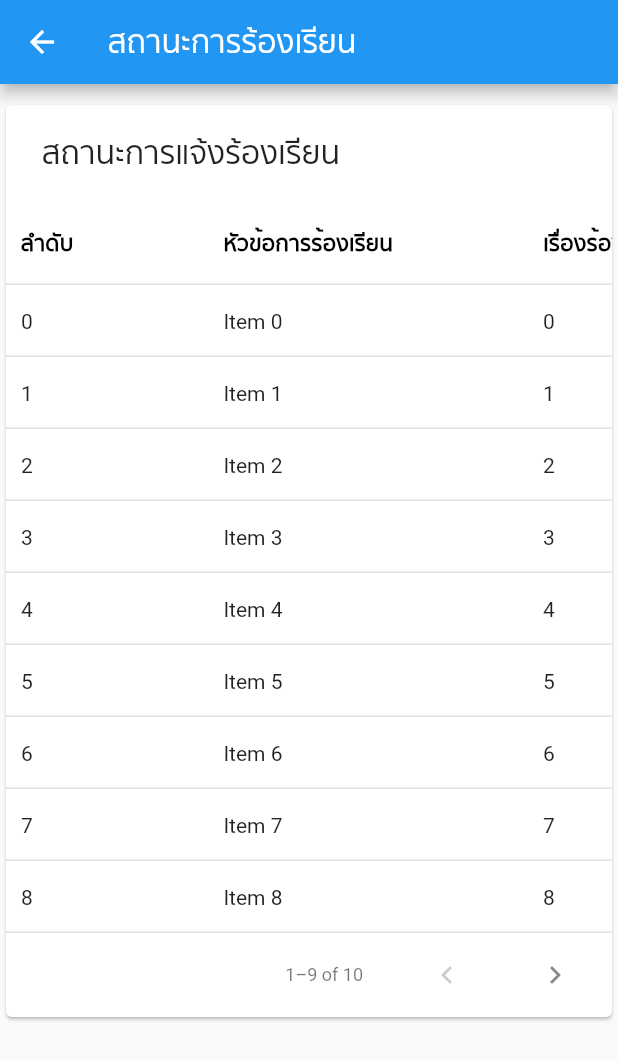
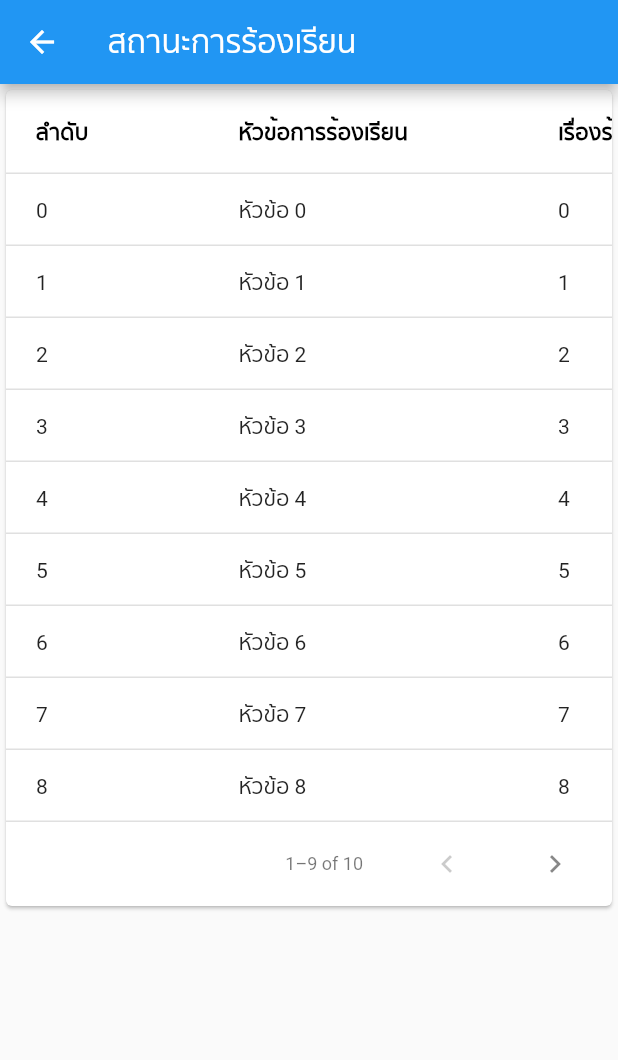
Before and after one commit to ittiwatwhangdee/Anamai, a Flutter app: the HomeScreen screen opened directly, on a phone screen of 412 x 824 dp. Shown: the top 1060 px of the screen. Run offline on Flutter 3.47's test engine with Material 2 defaults, Android fonts, the phone set to English and light mode, and no system bars; our stand-ins replace dropdown_search, font_awesome_flutter.

Commit message:
Update complaint_table.dart

```diff
--- a/anamai/lib/complaint_table.dart
+++ b/anamai/lib/complaint_table.dart
@@ -1,18 +1,5 @@
 import 'package:flutter/material.dart';
 import 'dart:math';
-
-void main() {
-  runApp(const MyApp());
-}
-
-class MyApp extends StatelessWidget {
-  const MyApp({Key? key}) : super(key: key);
-
-  @override
-  Widget build(BuildContext context) {
-    return Scaffold();
-  }
-}
 
 class HomeScreen extends StatefulWidget {
   const HomeScreen({Key? key}) : super(key: key);
@@ -32,12 +19,9 @@ class _HomeScreenState extends State<HomeScreen> {
       ),
       body: Column(
         children: [
-          const SizedBox(
-            height: 10,
-          ),
           PaginatedDataTable(
             source: _data,
-            header: const Text('สถานะการแจ้งร้องเรียน'),
+            // header: const Text('สถานะการแจ้งร้องเรียน'),
             columns: const [
               DataColumn(
                   label: Text('ลำดับ',
@@ -59,7 +43,7 @@ class _HomeScreenState extends State<HomeScreen> {
                       style: TextStyle(fontWeight: FontWeight.bold))),
             ],
             columnSpacing: 100,
-            horizontalMargin: 10,
+            horizontalMargin: 20,
             rowsPerPage: 9,
             showCheckboxColumn: false,
           ),
@@ -75,10 +59,10 @@ class MyData extends DataTableSource {
       10,
       (index) => {
             "id": index,
-            "title": "Item $index",
-            "price": index,
-            "name": index,
-            "date": index,
+            "topic": "หัวข้อ $index",
+            "title": index,
+            "date": "วันที่ 8 กุมภาพันธ์ 2565",
+            "status": "ขอเอกสารเพิ่มเติม",
             "attach": index,
           });
 
@@ -92,10 +76,14 @@ class MyData extends DataTableSource {
   DataRow getRow(int index) {
     return DataRow(cells: [
       DataCell(Text(_data[index]['id'].toString())),
-      DataCell(Text(_data[index]["title"])),
-      DataCell(Text(_data[index]["price"].toString())),
-      DataCell(Text(_data[index]["name"].toString())),
+      DataCell(Text(_data[index]["topic"])),
+      DataCell(Text(_data[index]["title"].toString())),
       DataCell(Text(_data[index]["date"].toString())),
+      DataCell(Text(
+        _data[index]["status"].toString(),
+        style: TextStyle(
+            color: Colors.deepPurple[300], fontWeight: FontWeight.bold),
+      )),
       DataCell(IconButton(
         icon: Icon(Icons.attach_file),
         onPressed: () {},
```
